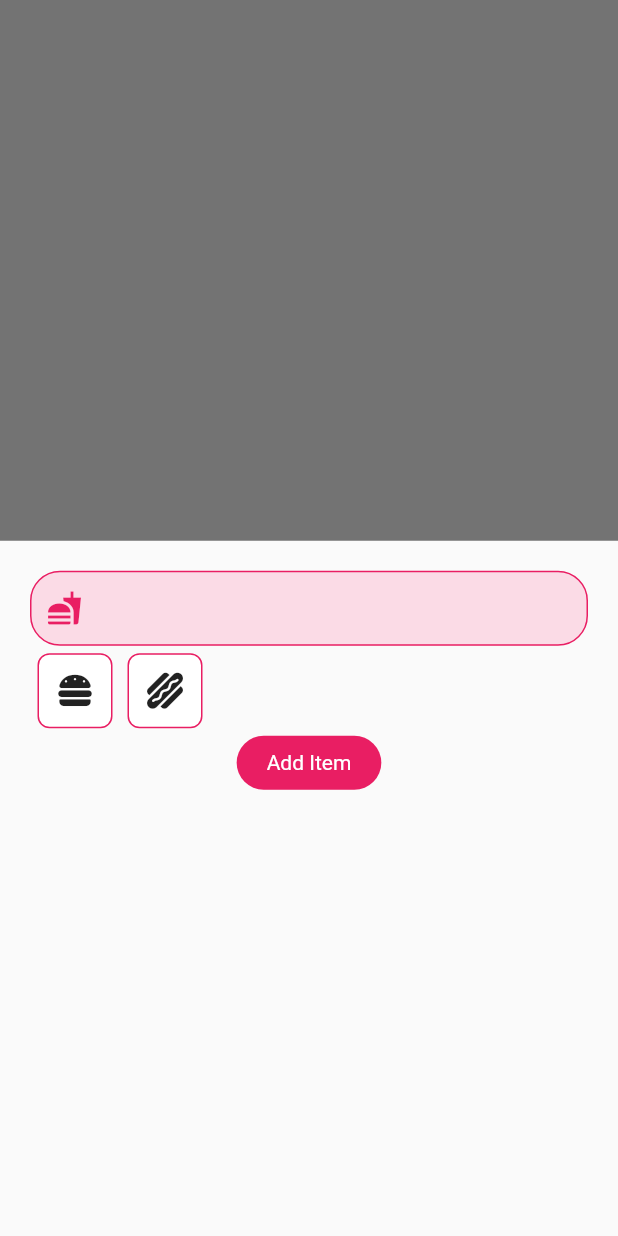
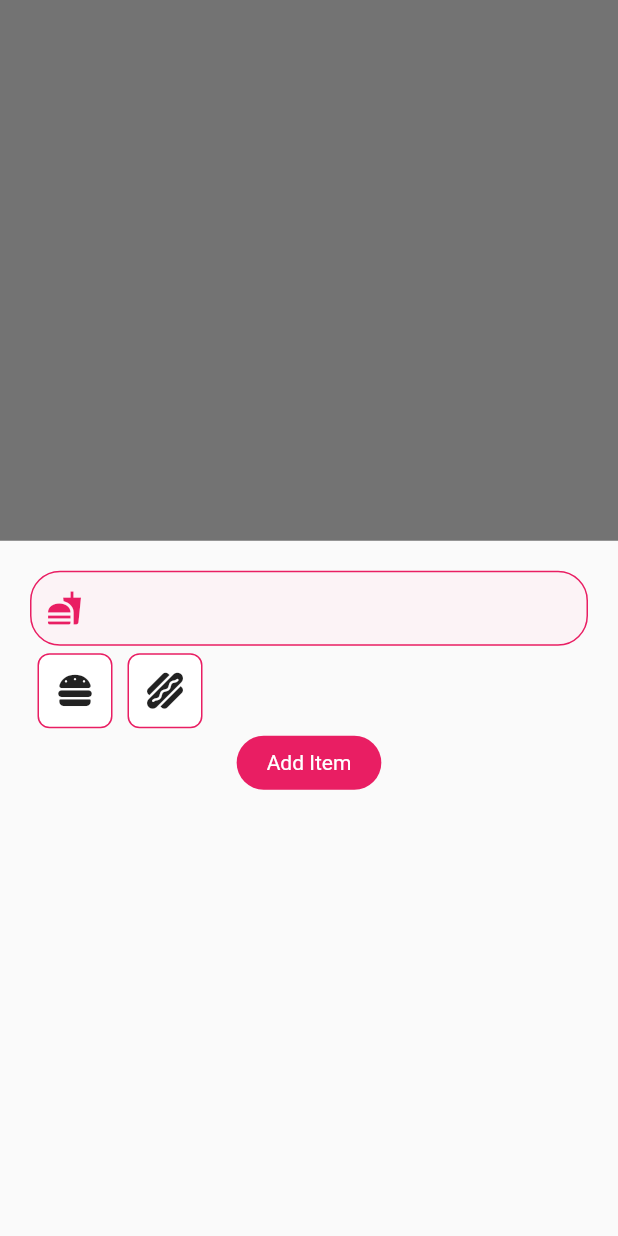
Before and after one commit to Morne-le-Roux/order-up, a Flutter app: the screen it shows after launch, after a tap on the "add" icon, on a phone screen of 412 x 824 dp. Run offline on Flutter 3.47's test engine with Material 2 defaults, Android fonts, the phone set to English and light mode, and no system bars; our stand-ins replace font_awesome_flutter, get.

Commit message:
updated secondary color

```diff
--- a/lib/constants.dart
+++ b/lib/constants.dart
@@ -2,6 +2,6 @@ import 'package:flutter/material.dart';
 
 const kBackgroundColor = Colors.pinkAccent;
 
-const kSecondaryColor = Color.fromARGB(255, 251, 219, 230);
+const kSecondaryColor = Color.fromARGB(255, 252, 243, 246);
 
 const kPrimaryColor = Colors.pink;
```
